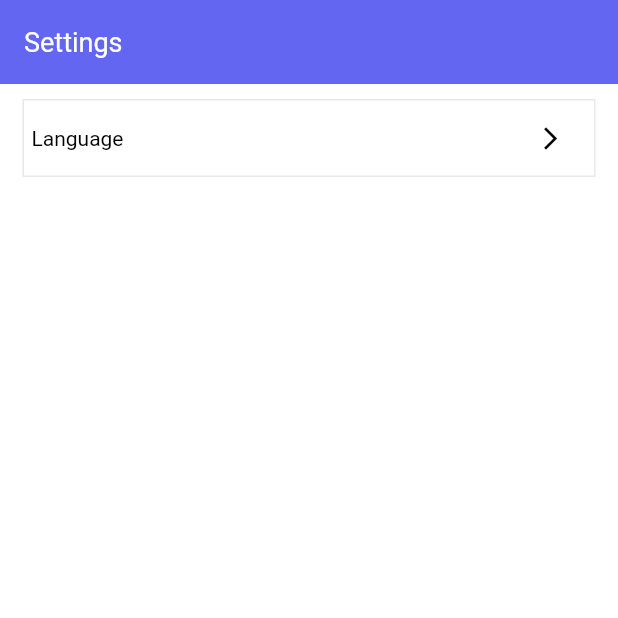
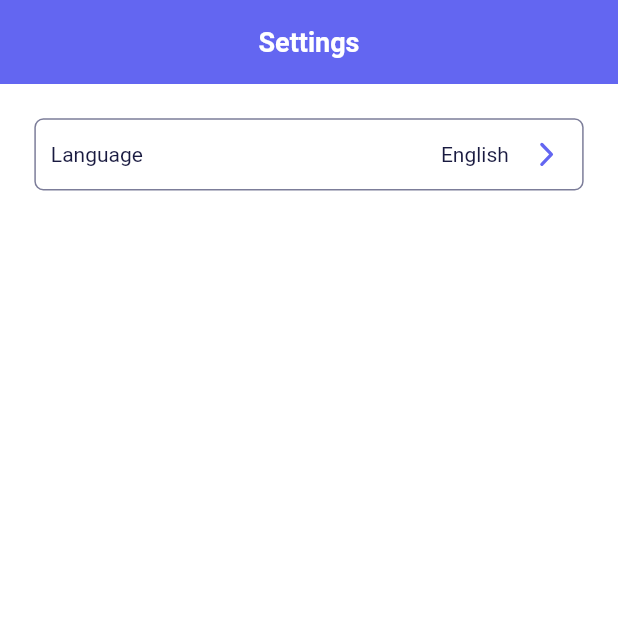
Before and after one commit to osama-ali2/qbus_app, a Flutter app: the SettingScreen screen opened directly, on a phone screen of 412 x 824 dp, the top half of it. Run offline on Flutter 3.47's test engine with Material 2 defaults, Android fonts, the phone set to English and light mode, and no system bars; our stand-ins replace connectivity_plus, dio, flutter_svg, fluttertoast, logger, lottie and 1 more; accounts and stored records are empty; generated files the repository leaves out were written again; network calls fail; Roboto replaces fonts that are missing (Lato-Bold).

Commit message:
Profile UI Updated

```diff
--- a/lib/res/colors.dart
+++ b/lib/res/colors.dart
@@ -5,6 +5,8 @@ class AppColors {
   static const containerShadowColor = Color.fromRGBO(99, 102, 241, 0.1);
   static const white = Color.fromRGBO(255, 255, 255, 1);
   static const black900 = Color.fromRGBO(25, 26, 64, 1);
+  static const gray = Color.fromRGBO(124, 125, 153, 1);
+
 
 
   static const transactionContainerShadowColor =
--- a/lib/screens/bottombar/bottom_bar_screens/setting_screens/setting_screen.dart
+++ b/lib/screens/bottombar/bottom_bar_screens/setting_screens/setting_screen.dart
@@ -1,7 +1,15 @@
 import 'package:flutter/material.dart';
+import 'package:flutter_svg/svg.dart';
+import 'package:qbus/res/colors.dart';
+import 'package:qbus/res/common_padding.dart';
+import 'package:qbus/res/extensions.dart';
 import 'package:qbus/utils/constant.dart';
 import 'package:qbus/widgets/custom_text.dart';
 import 'package:qbus/widgets/setting_card.dart';
+
+import '../../../../res/assets.dart';
+import '../../../../res/res.dart';
+import '../../../../widgets/text_views.dart';
 
 class SettingScreen extends StatefulWidget {
   const SettingScreen({Key? key}) : super(key: key);
@@ -19,15 +27,69 @@ class _SettingScreenState extends State<SettingScreen> {
         backgroundColor: appColor,
         elevation: 0,
         automaticallyImplyLeading: false,
-        title: const CustomText(
-            text: "Settings",
-            textSize: 18,
-            fontWeight: FontWeight.w400,
-            textColor: Colors.white),
+        title: const Center(
+          child: CustomText(
+              text: "Settings",
+              textSize: 18,
+              fontWeight: FontWeight.w700,
+              textColor: Colors.white),
+        ),
       ),
-      body: _getUI(context),
+      body: Column(
+        children: [
+          CommonPadding.sizeBoxWithHeight(height: 20),
+          getRow(
+            title: "Language",
+            language: "English",
+            onPress: () {},
+          )
+        ],
+      ),
     );
   }
+
+  Widget getRow(
+          {required String title,
+          required String language,
+          required Function? onPress}) =>
+      Container(
+        height: sizes!.heightRatio * 42,
+        width: sizes!.widthRatio * 335,
+        decoration: BoxDecoration(
+            borderRadius: BorderRadius.circular(6),
+            border: Border.all(color: AppColors.gray, width: 1),
+            color: Colors.white),
+        child: Padding(
+          padding: const EdgeInsets.symmetric(horizontal: 10.0),
+          child: Row(
+            mainAxisAlignment: MainAxisAlignment.spaceBetween,
+            children: [
+              TextView.getMediumText14(title, Assets.latoBold,
+                  color: AppColors.black900,
+                  fontWeight: FontWeight.w400,
+                  lines: 1),
+              const Spacer(),
+              TextView.getMediumText14(language, Assets.latoBold,
+                  color: AppColors.black900,
+                  fontWeight: FontWeight.w400,
+                  lines: 1),
+              CommonPadding.sizeBoxWithWidth(width: 10),
+              GestureDetector(
+                onTap: () {
+                  if (onPress != null) {
+                    onPress.call();
+                  }
+                },
+                child: SvgPicture.asset(
+                  "assets/svg/forward_icon.svg",
+                  width: sizes!.widthRatio * 24,
+                  height: sizes!.heightRatio * 24,
+                ),
+              ),
+            ],
+          ),
+        ),
+      ).get20HorizontalPadding();
 
   Widget _getUI(BuildContext context) {
     return Column(
```
